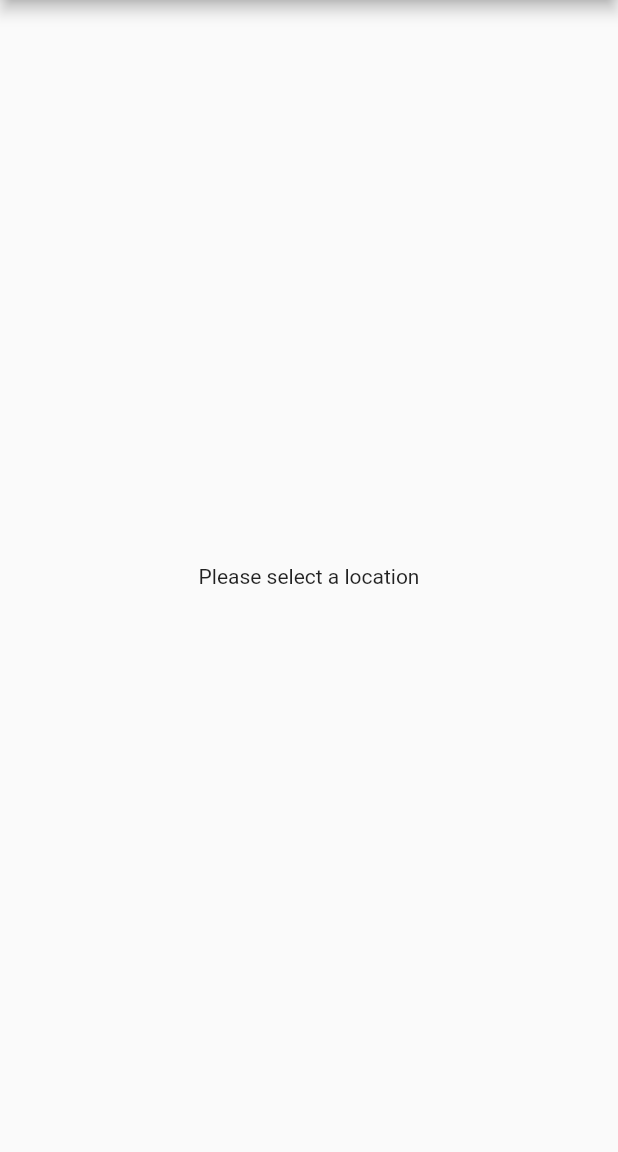
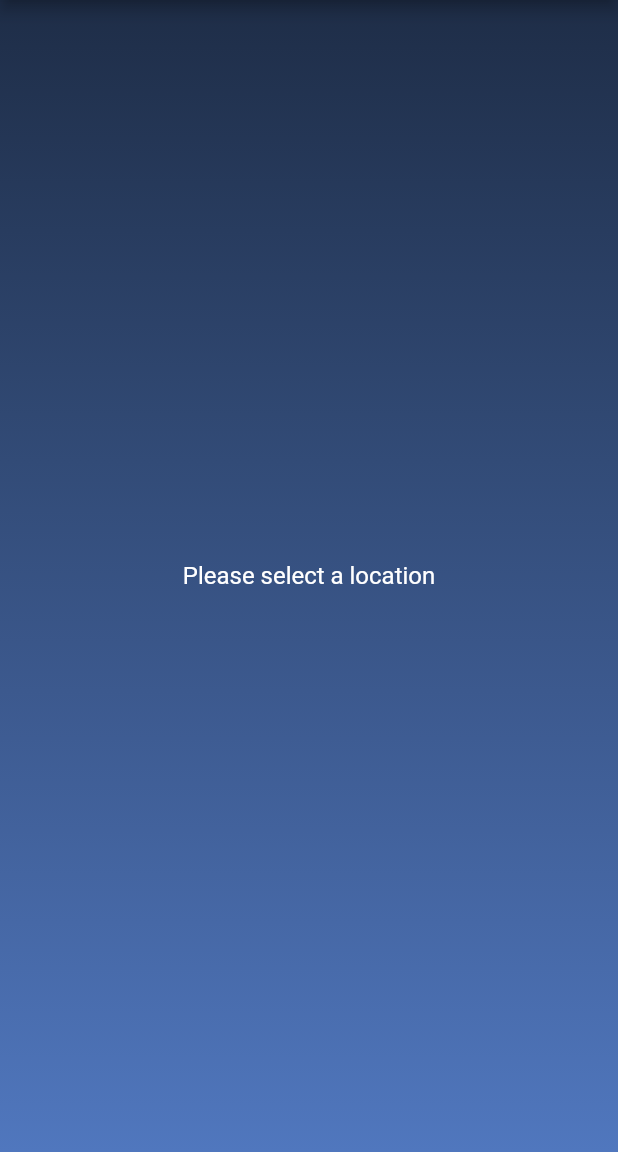
Before and after one commit to diogosequeira94/bloc_weather, a Flutter app: the screen it shows after launch, on a phone screen of 412 x 824 dp, the part 84-1236 px from its top. Run offline on Flutter 3.47's test engine with Material 2 defaults, Android fonts, the phone set to English and light mode, and no system bars; our stand-ins replace bloc, equatable, flutter_bloc.

Commit message:
added gradient to background, added Refresh Event, refactored colors

```diff
--- a/lib/feature_weather/bloc/weather_event.dart
+++ b/lib/feature_weather/bloc/weather_event.dart
@@ -6,9 +6,16 @@ abstract class WeatherEvent extends Equatable {
 
 class WeatherFetched extends WeatherEvent {
   final String city;
-
   const WeatherFetched({@required this.city}) : assert(city != null);
 
   @override
   List<Object> get props => [city];
 }
+
+class WeatherRefreshRequested extends WeatherEvent {
+  final String city;
+  const WeatherRefreshRequested({@required this.city}) : assert(city != null);
+
+  @override
+  List<Object> get props => [city];
+}
--- a/lib/feature_weather/presentation/pages/weather_display_screen.dart
+++ b/lib/feature_weather/presentation/pages/weather_display_screen.dart
@@ -4,10 +4,24 @@ import 'package:flutter_bloc/flutter_bloc.dart';
 import 'package:flutter_weather_bloclib/feature_weather/bloc/bloc.dart';
 import 'package:flutter_weather_bloclib/feature_weather/presentation/widgets/location_widget.dart';
 import 'package:flutter_weather_bloclib/feature_weather/presentation/widgets/widgets.dart';
-
+import 'dart:async';
 import 'city_selection_screen.dart';
 
-class WeatherDisplayScreen extends StatelessWidget {
+class WeatherDisplayScreen extends StatefulWidget {
+  @override
+  _WeatherDisplayScreenState createState() => _WeatherDisplayScreenState();
+}
+
+class _WeatherDisplayScreenState extends State<WeatherDisplayScreen> {
+  // Refresh Indicator
+  Completer<void> _refreshCompleter;
+
+  @override
+  void initState() {
+    super.initState();
+    _refreshCompleter = Completer<void>();
+  }
+
   @override
   Widget build(BuildContext context) {
     return Scaffold(
@@ -36,11 +50,35 @@ class WeatherDisplayScreen extends StatelessWidget {
         ],
       ),
       body: Center(
-        child: BlocBuilder<WeatherBloc, WeatherState>(
+        child: Container(
+          decoration: BoxDecoration(
+              gradient: LinearGradient(
+                  begin: Alignment.topCenter,
+                  end: Alignment.bottomCenter,
+                  colors: [
+                    Color(0xFF1e2d47),
+                    Color(0xFF283c5f),
+                    Color(0xFF324b77),
+                    Color(0xFF3c598e),
+                    Color(0xFF4668a6),
+                    Color(0xFF5077be),
+                  ])),
+          child: BlocConsumer<WeatherBloc, WeatherState>(
+            listener: (context, state){
+              if(state is WeatherLoaded) {
+                _refreshCompleter?.complete();
+                _refreshCompleter = Completer();
+              }
+            },
             builder: (context, state) {
               if (state is WeatherInitial) {
                 return Center(
-                child: Text('Please select a location'),
+                  child: Text('Please select a location',
+                  style: TextStyle(
+                    color: Colors.white,
+                    fontSize: 16.0
+                    ),
+                  ),
                 );
               }
               if (state is WeatherLoading) {
@@ -50,10 +88,17 @@ class WeatherDisplayScreen extends StatelessWidget {
               }
               if (state is WeatherLoaded) {
                 final weather = state.weather;
-              return ListView(
+                return RefreshIndicator(
+                  onRefresh: () {
+                    BlocProvider.of<WeatherBloc>(context).add(
+                      WeatherRefreshRequested(city: state.weather.location),
+                    );
+                    return _refreshCompleter.future;
+                  },
+                  child: ListView(
                     children: <Widget>[
                       Padding(
-                    padding: EdgeInsets.only(top: 100.0),
+                        padding: EdgeInsets.only(top: 50.0),
                         child: Center(
                           child: LocationWidget(location: weather.location),
                         ),
@@ -70,6 +115,7 @@ class WeatherDisplayScreen extends StatelessWidget {
                         ),
                       ),
                     ],
+                  ),
                 );
               }
               if (state is WeatherLoadingFailure) {
@@ -83,6 +129,7 @@ class WeatherDisplayScreen extends StatelessWidget {
             },
           ),
         ),
+      ),
     );
   }
 }
--- a/lib/feature_weather/presentation/widgets/combined_weather_temperature.dart
+++ b/lib/feature_weather/presentation/widgets/combined_weather_temperature.dart
@@ -39,7 +39,7 @@ class CombinedWeatherTemperature extends StatelessWidget {
             style: TextStyle(
               fontSize: 30,
               fontWeight: FontWeight.w200,
-              color: Colors.black,
+              color: Colors.white,
             ),
           ),
         ),
--- a/lib/feature_weather/presentation/widgets/last_updated_widget.dart
+++ b/lib/feature_weather/presentation/widgets/last_updated_widget.dart
@@ -15,7 +15,7 @@ class LastUpdatedWidget extends StatelessWidget {
       style: TextStyle(
         fontSize: 18,
         fontWeight: FontWeight.w200,
-        color: Colors.black,
+        color: Colors.white,
       ),
     );
   }
--- a/lib/feature_weather/presentation/widgets/location_widget.dart
+++ b/lib/feature_weather/presentation/widgets/location_widget.dart
@@ -15,7 +15,7 @@ class LocationWidget extends StatelessWidget {
       style: TextStyle(
         fontSize: 30,
         fontWeight: FontWeight.bold,
-        color: Colors.black,
+        color: Colors.white,
       ),
     );
   }
--- a/lib/feature_weather/presentation/widgets/temperature.dart
+++ b/lib/feature_weather/presentation/widgets/temperature.dart
@@ -23,7 +23,7 @@ class Temperature extends StatelessWidget {
             style: TextStyle(
               fontSize: 32,
               fontWeight: FontWeight.w600,
-              color: Colors.black,
+              color: Colors.white,
             ),
           ),
         ),
@@ -34,7 +34,7 @@ class Temperature extends StatelessWidget {
               style: TextStyle(
                 fontSize: 16,
                 fontWeight: FontWeight.w100,
-                color: Colors.black,
+                color: Colors.white,
               ),
             ),
             Text(
@@ -42,7 +42,7 @@ class Temperature extends StatelessWidget {
               style: TextStyle(
                 fontSize: 16,
                 fontWeight: FontWeight.w100,
-                color: Colors.black,
+                color: Colors.white,
               ),
             )
           ],
```
Also changed, not shown: lib/feature_weather/bloc/weather_bloc.dart (+9 -2 lines). Lines whose indentation alone changed are shown as unchanged.
